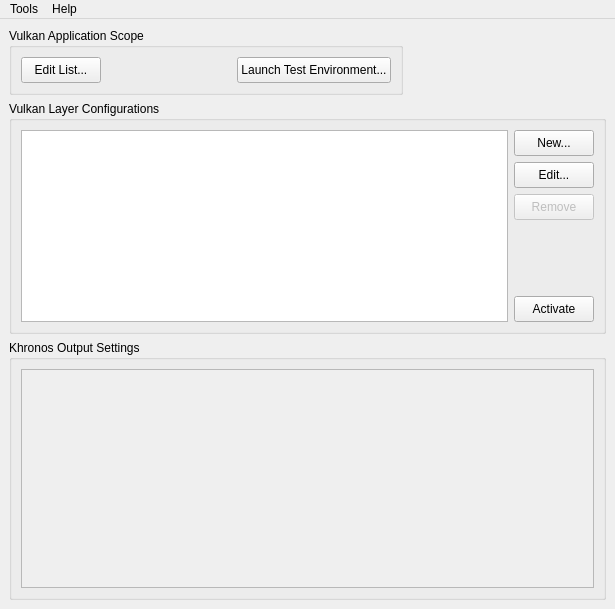
The window that vkconfig/mainwindow.ui (LunarG/VulkanTools) describes before a commit, drawn with Qt 5.
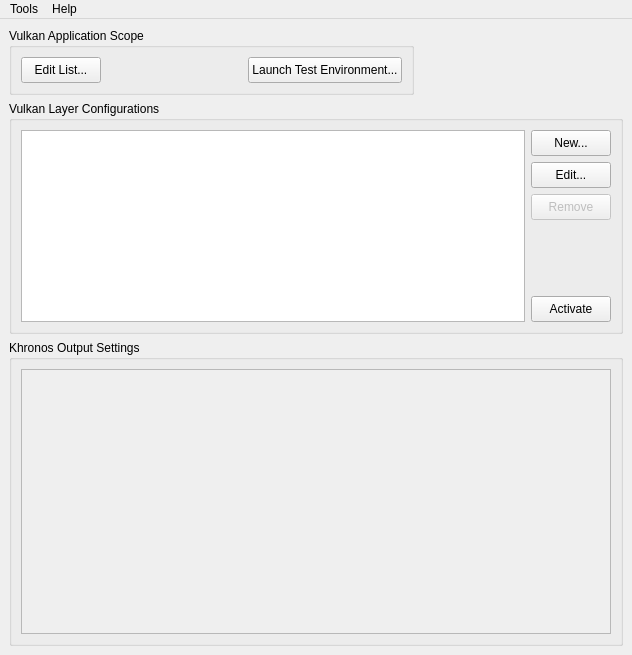
The same window after the commit. Icons and pictures are not drawn.

The edit to the form file:
```diff
--- a/vkconfig/mainwindow.ui
+++ b/vkconfig/mainwindow.ui
@@ -6,8 +6,8 @@
    <rect>
     <x>0</x>
     <y>0</y>
-    <width>615</width>
-    <height>609</height>
+    <width>632</width>
+    <height>655</height>
    </rect>
   </property>
   <property name="minimumSize">
@@ -187,8 +187,8 @@
            <rect>
             <x>0</x>
             <y>0</y>
-            <width>571</width>
-            <height>205</height>
+            <width>592</width>
+            <height>266</height>
            </rect>
           </property>
           <layout class="QHBoxLayout" name="horizontalLayout_3"/>
@@ -259,8 +259,8 @@
     <rect>
      <x>0</x>
      <y>0</y>
-     <width>615</width>
-     <height>22</height>
+     <width>632</width>
+     <height>21</height>
     </rect>
    </property>
    <widget class="QMenu" name="menuTools">
```
